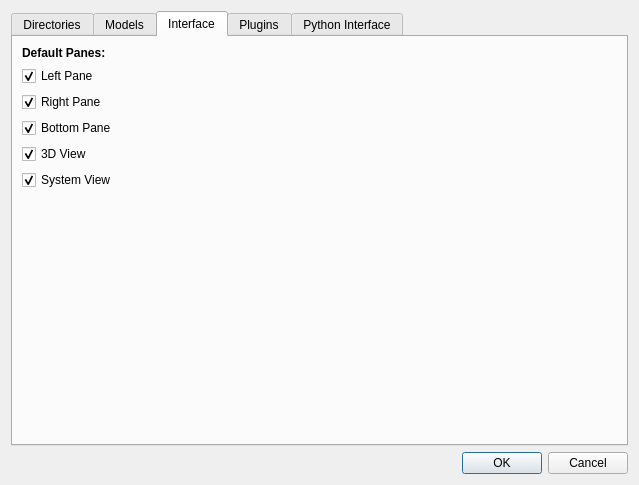
This is phoebe/frontend/gui/popPrefs.ui in phoebe-project/phoebe2 as Qt 5 draws it before an edit. The edited form follows.
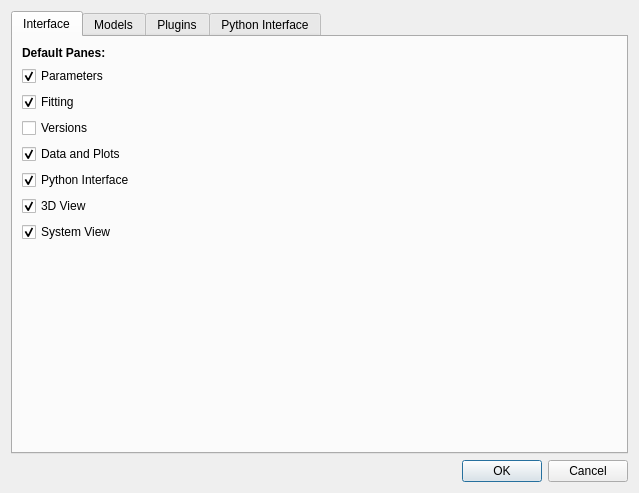
This is the edited form. The open tabs and pages were chosen to show the change.

Commit message: (1) updates to versions in bundle and implemented in gui (you need to enable through view menu) (2) changed bundle.run_compute to match recent changes to fix_mesh - this is still very buggy and often results in an empty synthetic dataset

The edit to the form file:
```diff
--- a/phoebe/frontend/gui/popPrefs.ui
+++ b/phoebe/frontend/gui/popPrefs.ui
@@ -7,7 +7,7 @@
     <x>0</x>
     <y>0</y>
     <width>639</width>
-    <height>485</height>
+    <height>493</height>
    </rect>
   </property>
   <property name="windowTitle">
@@ -29,43 +29,43 @@
      <property name="currentIndex">
       <number>0</number>
      </property>
-     <widget class="QWidget" name="tab_3">
+     <widget class="QWidget" name="tab_4">
       <attribute name="title">
-       <string>Directories</string>
+       <string>Interface</string>
       </attribute>
-      <layout class="QGridLayout" name="gridLayout_3">
-       <item row="3" column="0">
-        <widget class="QRadioButton" name="radioButton_3">
-         <property name="enabled">
-          <bool>false</bool>
-         </property>
+      <layout class="QGridLayout" name="gridLayout_5">
+       <item row="8" column="0">
+        <widget class="QCheckBox" name="p_sys">
          <property name="text">
-          <string>RadioButton</string>
+          <string>System View</string>
+         </property>
+         <property name="checked">
+          <bool>true</bool>
          </property>
         </widget>
        </item>
        <item row="1" column="0">
-        <widget class="QRadioButton" name="radioButton">
-         <property name="enabled">
-          <bool>false</bool>
-         </property>
+        <widget class="QCheckBox" name="p_lp">
          <property name="text">
-          <string>RadioButton</string>
+          <string>Parameters</string>
          </property>
-        </widget>
-       </item>
-       <item row="0" column="0">
-        <widget class="QLabel" name="label_2">
-         <property name="text">
-          <string>&lt;html&gt;&lt;head/&gt;&lt;body&gt;&lt;p&gt;&lt;span style=&quot; font-weight:600;&quot;&gt;Limb Darkening Tables&lt;/span&gt;&lt;/p&gt;&lt;/body&gt;&lt;/html&gt;</string>
-         </property>
-         <property name="textFormat">
-          <enum>Qt::RichText</enum>
+         <property name="checked">
+          <bool>true</bool>
          </property>
         </widget>
        </item>
        <item row="4" column="0">
-        <spacer name="verticalSpacer_2">
+        <widget class="QCheckBox" name="p_versions">
+         <property name="text">
+          <string>Versions</string>
+         </property>
+         <property name="checked">
+          <bool>false</bool>
+         </property>
+        </widget>
+       </item>
+       <item row="13" column="0">
+        <spacer name="verticalSpacer_3">
          <property name="orientation">
           <enum>Qt::Vertical</enum>
          </property>
@@ -77,13 +77,53 @@
          </property>
         </spacer>
        </item>
-       <item row="2" column="0">
-        <widget class="QRadioButton" name="radioButton_2">
-         <property name="enabled">
-          <bool>false</bool>
+       <item row="0" column="0">
+        <widget class="QLabel" name="label_4">
+         <property name="text">
+          <string>&lt;html&gt;&lt;head/&gt;&lt;body&gt;&lt;p&gt;&lt;span style=&quot; font-weight:600;&quot;&gt;Default Panes:&lt;/span&gt;&lt;/p&gt;&lt;/body&gt;&lt;/html&gt;</string>
          </property>
+         <property name="textFormat">
+          <enum>Qt::RichText</enum>
+         </property>
+        </widget>
+       </item>
+       <item row="7" column="0">
+        <widget class="QCheckBox" name="p_gl">
          <property name="text">
-          <string>RadioButton</string>
+          <string>3D View</string>
+         </property>
+         <property name="checked">
+          <bool>true</bool>
+         </property>
+        </widget>
+       </item>
+       <item row="3" column="0">
+        <widget class="QCheckBox" name="p_rp">
+         <property name="text">
+          <string>Fitting</string>
+         </property>
+         <property name="checked">
+          <bool>true</bool>
+         </property>
+        </widget>
+       </item>
+       <item row="5" column="0">
+        <widget class="QCheckBox" name="p_bp">
+         <property name="text">
+          <string>Data and Plots</string>
+         </property>
+         <property name="checked">
+          <bool>true</bool>
+         </property>
+        </widget>
+       </item>
+       <item row="6" column="0">
+        <widget class="QCheckBox" name="p_python">
+         <property name="text">
+          <string>Python Interface</string>
+         </property>
+         <property name="checked">
+          <bool>true</bool>
          </property>
         </widget>
        </item>
@@ -164,86 +204,6 @@
        </item>
       </layout>
      </widget>
-     <widget class="QWidget" name="tab_4">
-      <attribute name="title">
-       <string>Interface</string>
-      </attribute>
-      <layout class="QGridLayout" name="gridLayout_5">
-       <item row="6" column="0">
-        <widget class="QCheckBox" name="p_sys">
-         <property name="text">
-          <string>System View</string>
-         </property>
-         <property name="checked">
-          <bool>true</bool>
-         </property>
-        </widget>
-       </item>
-       <item row="1" column="0">
-        <widget class="QCheckBox" name="p_lp">
-         <property name="text">
-          <string>Left Pane</string>
-         </property>
-         <property name="checked">
-          <bool>true</bool>
-         </property>
-        </widget>
-       </item>
-       <item row="4" column="0">
-        <widget class="QCheckBox" name="p_bp">
-         <property name="text">
-          <string>Bottom Pane</string>
-         </property>
-         <property name="checked">
-          <bool>true</bool>
-         </property>
-        </widget>
-       </item>
-       <item row="11" column="0">
-        <spacer name="verticalSpacer_3">
-         <property name="orientation">
-          <enum>Qt::Vertical</enum>
-         </property>
-         <property name="sizeHint" stdset="0">
-          <size>
-           <width>20</width>
-           <height>40</height>
-          </size>
-         </property>
-        </spacer>
-       </item>
-       <item row="0" column="0">
-        <widget class="QLabel" name="label_4">
-         <property name="text">
-          <string>&lt;html&gt;&lt;head/&gt;&lt;body&gt;&lt;p&gt;&lt;span style=&quot; font-weight:600;&quot;&gt;Default Panes:&lt;/span&gt;&lt;/p&gt;&lt;/body&gt;&lt;/html&gt;</string>
-         </property>
-         <property name="textFormat">
-          <enum>Qt::RichText</enum>
-         </property>
-        </widget>
-       </item>
-       <item row="5" column="0">
-        <widget class="QCheckBox" name="p_gl">
-         <property name="text">
-          <string>3D View</string>
-         </property>
-         <property name="checked">
-          <bool>true</bool>
-         </property>
-        </widget>
-       </item>
-       <item row="3" column="0">
-        <widget class="QCheckBox" name="p_rp">
-         <property name="text">
-          <string>Right Pane</string>
-         </property>
-         <property name="checked">
-          <bool>true</bool>
-         </property>
-        </widget>
-       </item>
-      </layout>
-     </widget>
      <widget class="QWidget" name="tab_5">
       <attribute name="title">
        <string>Plugins</string>
```
The commit also changes 6 other files.
